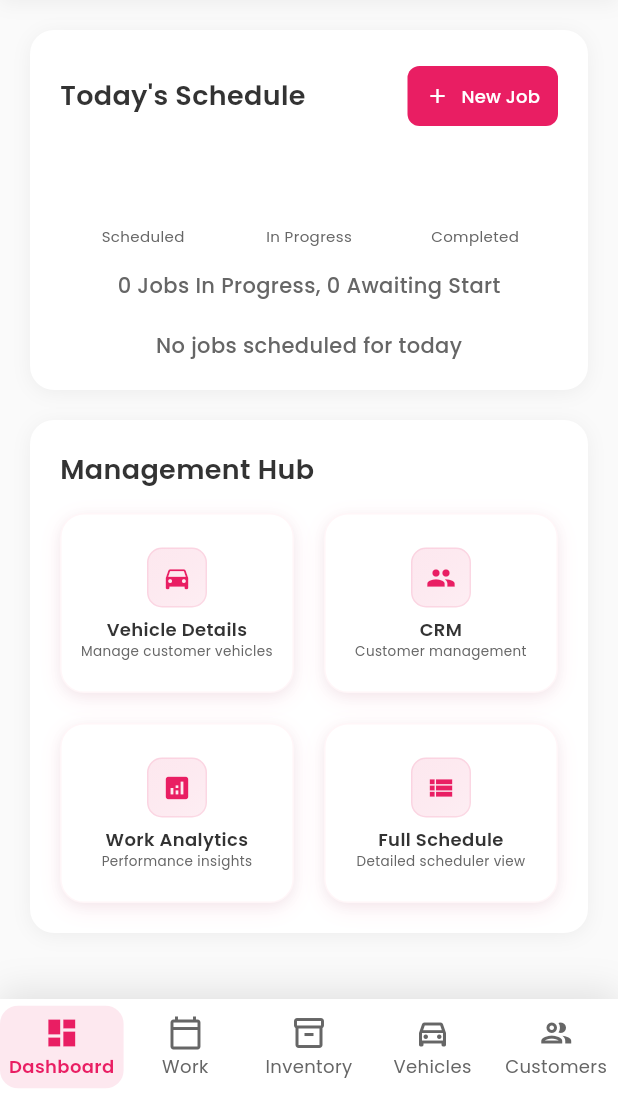
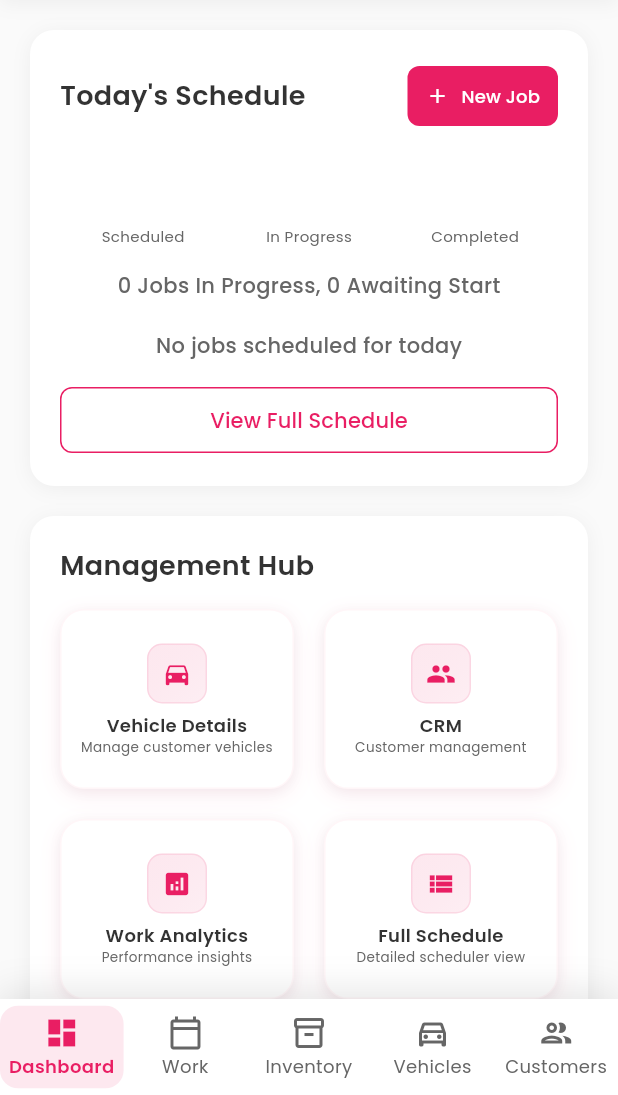
Before and after one commit to LZHuaaa/Workshop-Job-Management-System, a Flutter app: the screen it shows once a user with an empty profile is signed in, on a phone screen of 412 x 824 dp, the part 141-1236 px from its top. Run offline on Flutter 3.47's test engine with Material 3 defaults, Android fonts, the phone set to English and light mode, and no system bars; drawn by our look-alikes of fl_chart; our stand-ins replace cloud_firestore, csv, firebase_auth, firebase_core, firebase_storage, flutter_local_notifications and 8 more; missing offline and left inert: mobile_scanner; accounts and stored records are empty; network calls fail; statements that could not run were skipped.

```diff
--- a/lib/screens/dashboard_screen.dart
+++ b/lib/screens/dashboard_screen.dart
@@ -11,7 +11,9 @@ import '../theme/app_colors.dart';
 import 'user_profile_screen.dart';
 
 class DashboardScreen extends StatelessWidget {
-  const DashboardScreen({super.key});
+  final Function(int)? onTabSwitch;
+
+  const DashboardScreen({super.key, this.onTabSwitch});
 
   void _showNotificationPanel(BuildContext context) {
     showModalBottomSheet(
@@ -93,9 +95,10 @@ class DashboardScreen extends StatelessWidget {
                           ),
                         );
                       },
+                      onTabSwitch: onTabSwitch,
                     ),
                     const SizedBox(height: 20),
-                    const ManagementHubCard(),
+                    ManagementHubCard(onTabSwitch: onTabSwitch),
                     const SizedBox(
                         height: 100), // Extra space for bottom navigation
                   ],
--- a/lib/screens/main_navigation.dart
+++ b/lib/screens/main_navigation.dart
@@ -20,8 +20,8 @@ class _MainNavigationState extends State<MainNavigation>
   late PageController _pageController;
   late AnimationController _animationController;
 
-  final List<Widget> _screens = [
-    const DashboardScreen(),
+  List<Widget> get _screens => [
+    DashboardScreen(onTabSwitch: _onTabTapped),
     const WorkScreen(),
     const InventoryScreen(),
     const VehicleDetailsScreen(),
--- a/lib/widgets/schedule_overview_card.dart
+++ b/lib/widgets/schedule_overview_card.dart
@@ -6,16 +6,17 @@ import 'package:intl/intl.dart';
 import '../theme/app_colors.dart';
 import '../widgets/dashboard_card.dart';
 import '../dialogs/new_job_dialog.dart';
-import '../dialogs/new_service_record_dialog.dart';
 import '../models/job_appointment.dart';
 import '../screens/job_details_screen.dart';
 
 class ScheduleOverviewCard extends StatefulWidget {
   final Function(JobAppointment)? onJobCreated;
+  final Function(int)? onTabSwitch;
 
   const ScheduleOverviewCard({
     super.key,
     this.onJobCreated,
+    this.onTabSwitch,
   });
 
   @override
@@ -244,6 +245,36 @@ class _ScheduleOverviewCardState extends State<ScheduleOverviewCard> {
                 );
               }).toList(),
             ),
+
+          const SizedBox(height: 16),
+
+          // View Full Schedule Button
+          SizedBox(
+            width: double.infinity,
+            child: OutlinedButton(
+              onPressed: () {
+                // Switch to Work tab (index 1)
+                if (widget.onTabSwitch != null) {
+                  widget.onTabSwitch!(1);
+                }
+              },
+              style: OutlinedButton.styleFrom(
+                side: BorderSide(color: AppColors.primaryPink),
+                padding: const EdgeInsets.symmetric(vertical: 12),
+                shape: RoundedRectangleBorder(
+                  borderRadius: BorderRadius.circular(8),
+                ),
+              ),
+              child: Text(
+                'View Full Schedule',
+                style: GoogleFonts.poppins(
+                  fontSize: 14,
+                  fontWeight: FontWeight.w500,
+                  color: AppColors.primaryPink,
+                ),
+              ),
+            ),
+          ),
         ],
       ),
     );
```
Also changed, not shown: lib/dialogs/add_vehicle_dialog.dart (+19 -64 lines), lib/widgets/management_hub_card.dart (+21 -4 lines), pubspec.lock.
